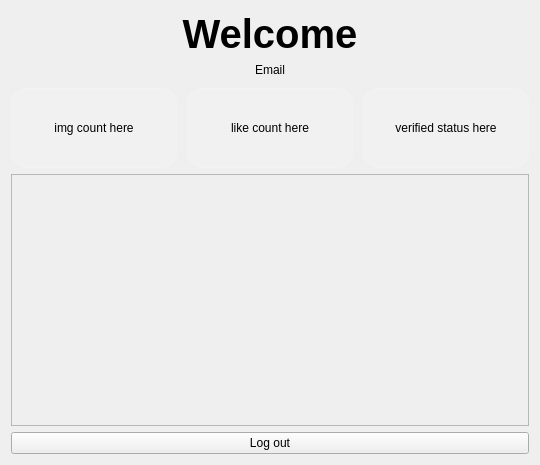
The window that python_application/gui/ui_files/profile_logged_page.ui (MohammadIbraheem71/Image_filter_applicator) describes before a commit, drawn with Qt 5.
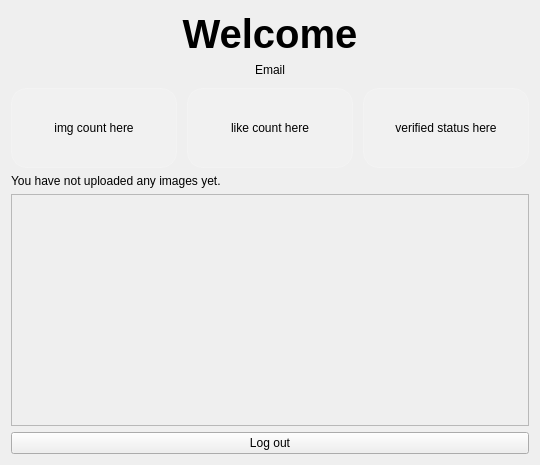
The same window after the commit. Icons and pictures are not drawn.

```diff
--- a/python_application/gui/ui_files/profile_logged_page.ui
+++ b/python_application/gui/ui_files/profile_logged_page.ui
@@ -217,6 +217,13 @@
      </item>
     </layout>
    </item>
+   <item>
+    <widget class="QLabel" name="no_upload_lbl">
+     <property name="text">
+      <string>You have not uploaded any images yet.</string>
+     </property>
+    </widget>
+   </item>
    <item>
     <widget class="QScrollArea" name="scrollArea">
      <property name="widgetResizable">
@@ -228,7 +235,7 @@
         <x>0</x>
         <y>0</y>
         <width>514</width>
-        <height>212</height>
+        <height>188</height>
        </rect>
       </property>
      </widget>
```
